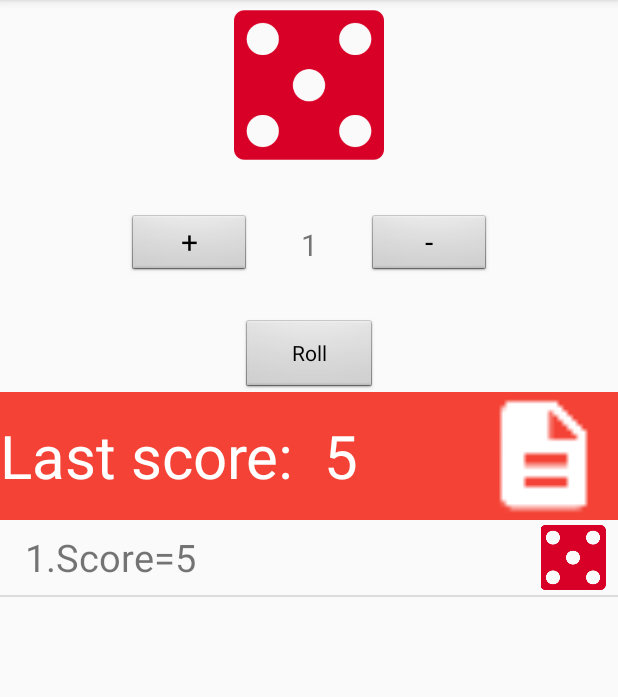
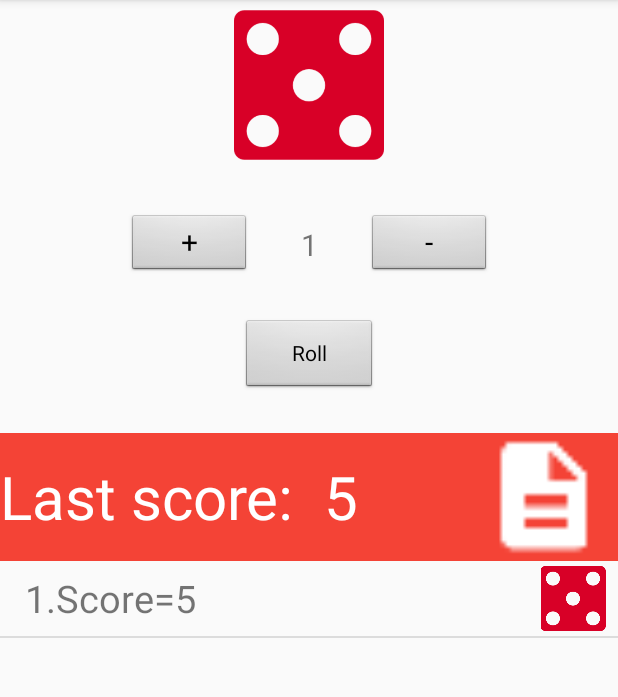
Before and after one commit to SzymonSoczewka/Dicecup, an Android app: the screen it shows after launch (MainActivity), after a tap on "Roll", on a phone screen of 412 x 824 dp, the part 84-781 px from its top. Run offline under Robolectric (Android 15) with nearby library versions, the phone set to English and light mode, and no system bars.

Commit message:
Update activity_main.xml

```diff
--- a/app/src/main/res/layout/activity_main.xml
+++ b/app/src/main/res/layout/activity_main.xml
@@ -52,7 +52,8 @@
         android:layout_width="wrap_content"
         android:layout_height="wrap_content"
         android:layout_gravity="center"
-        android:text="@string/rollText" />
+        android:text="@string/rollText"
+        android:layout_marginBottom="27dp"/>
 
     <LinearLayout
         android:layout_width="match_parent"
@@ -89,6 +90,6 @@
     <ListView
         android:id="@+id/mainListView"
         android:layout_width="match_parent"
-        android:layout_height="match_parent" />
+        android:layout_height="454dp" />
 
 </LinearLayout>
```
